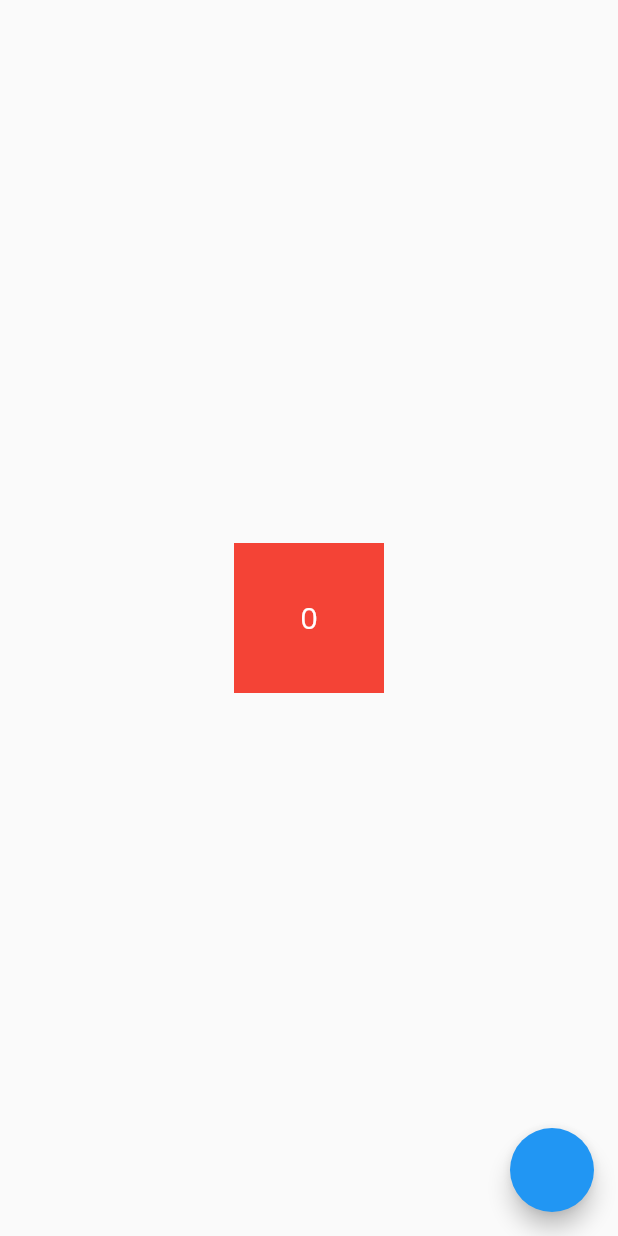
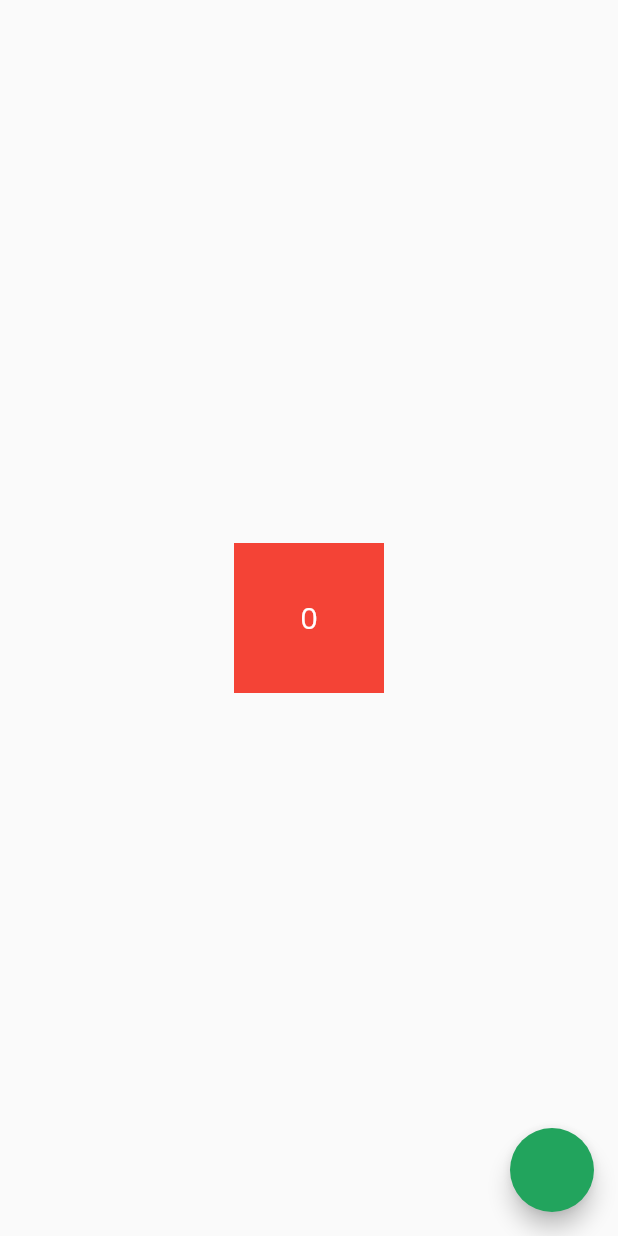
Before and after one commit to fahadimran7/foodly, a Flutter app: the SecondView screen opened directly, on a phone screen of 412 x 824 dp. Run offline on Flutter 3.47's test engine with Material 2 defaults, Android fonts, the phone set to English and light mode, and no system bars; our stand-ins replace firebase_core, stacked, stacked_core, stacked_services; missing offline and left inert: stacked_firebase_auth; accounts and stored records are empty.

Commit message:
feat: primary swatch using color palette

```diff
--- a/lib/main.dart
+++ b/lib/main.dart
@@ -1,6 +1,7 @@
 import 'package:firebase_core/firebase_core.dart';
 import 'package:flutter/material.dart';
 import 'package:stacked_architecture/app/app.locator.dart';
+import 'package:stacked_architecture/ui/shared/styles.dart';
 import 'package:stacked_services/stacked_services.dart';
 
 import 'app/app.router.dart';
@@ -21,7 +22,7 @@ class MyApp extends StatelessWidget {
       title: 'Flutter Demo',
       theme: ThemeData(
         fontFamily: 'OpenSans',
-        primarySwatch: Colors.blue,
+        primarySwatch: primaryGreen,
       ),
       navigatorKey: StackedService.navigatorKey,
       onGenerateRoute: StackedRouter().onGenerateRoute,
--- a/lib/ui/shared/styles.dart
+++ b/lib/ui/shared/styles.dart
@@ -7,3 +7,20 @@ const TextStyle ktsMediumGreyBodyText =
     TextStyle(color: kcMediumGreyColor, fontSize: kBodyTextSize);
 
 const double kBodyTextSize = 16;
+
+const MaterialColor primaryGreen = MaterialColor(
+  _greenPrimaryValue,
+  <int, Color>{
+    50: Color(0xFF91d2ae),
+    100: Color(0xFF7ac89e),
+    200: Color(0xFF64bf8e),
+    300: Color(0xFF4eb67d),
+    400: Color(0xFF38ad6d),
+    500: Color(_greenPrimaryValue),
+    600: Color(0xFF1f9454),
+    700: Color(0xFF1b834a),
+    800: Color(0xFF187341),
+    900: Color(0xFF146238),
+  },
+);
+const int _greenPrimaryValue = 0xFF22A45D;
```
